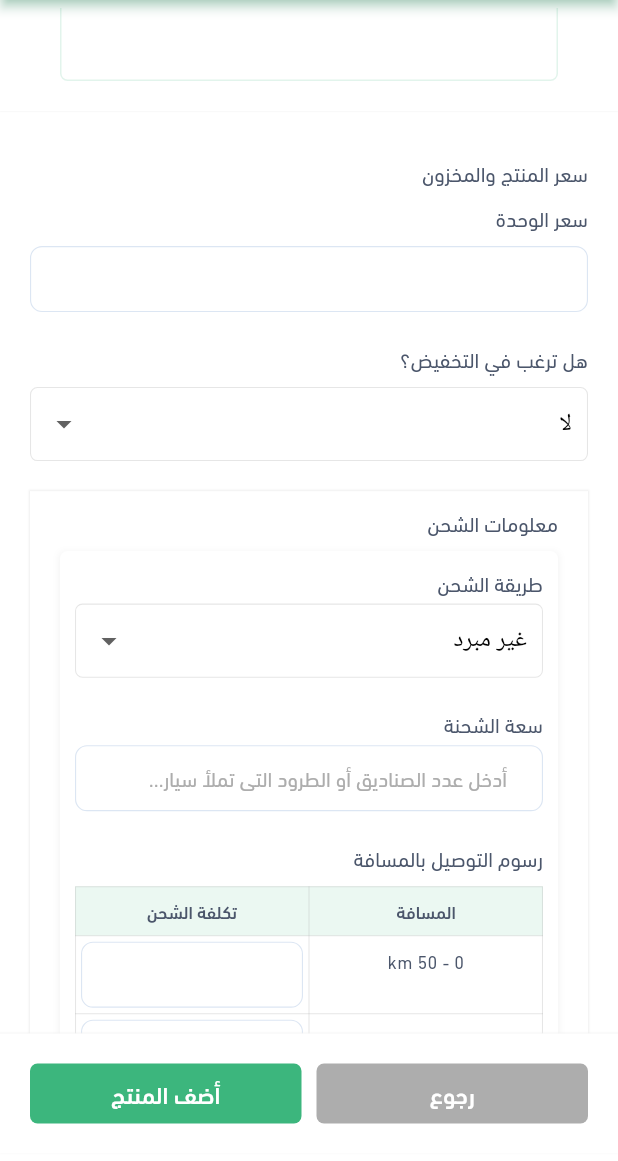
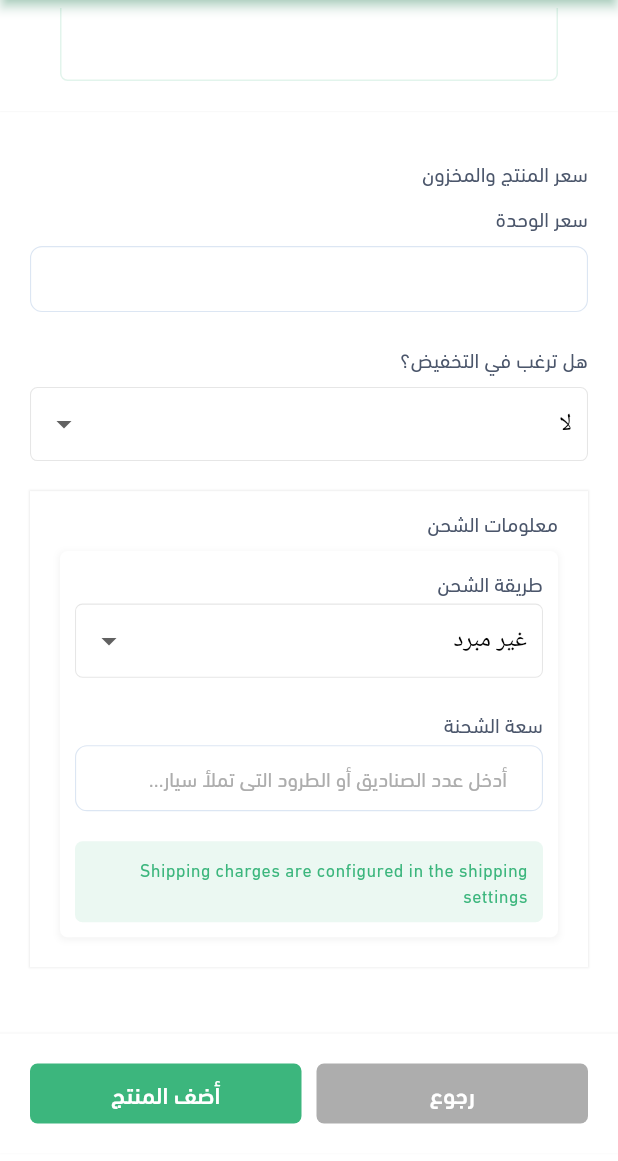
Before and after one commit to ahmed-shorbagy/Mazzrati-VendorApp-main, a Flutter app: the AddProductNextScreen screen opened directly, scrolled down 154 dp, on a phone screen of 412 x 824 dp, the part 75-1236 px from its top. Run offline on Flutter 3.47's test engine with Material 3 defaults, Android fonts, the phone set to English and light mode, and no system bars; our stand-ins replace barcode_widget, cached_network_image, carousel_slider, cloud_firestore, connectivity_plus, country_code_picker and 27 more; missing offline and left inert: autocomplete_textfield, esc_pos_utils, flutter_downloader, flutter_pos_printer_platform_image_3_sdt, open_file_manager, open_file_plus; accounts and stored records are empty; network calls fail; Roboto replaces fonts that are missing (TitilliumWeb).

Commit message:
Refactor shipping logic to centralize shipping ranges in ShippingController
Move the `ShippingRange` class and related methods (`initializeShippingRanges`, `getShippingRangesJson`, `setShippingRangePrice`) from `AddProductController` to `ShippingController` to centralize shipping range management. This change ensures consistency and reusability across the application.

Remove shipping range-related code from `AddProductController`, `AddProductNextScreen`, and `ShippingInfoWidget`. Update `ChooseShippingDialogWidget` to include the shipping ranges table and related logic, now managed by `ShippingController`.

This refactor improves code organization and prepares for future enhancements in shipping management.

```diff
--- a/lib/features/addProduct/controllers/add_product_controller.dart
+++ b/lib/features/addProduct/controllers/add_product_controller.dart
@@ -35,18 +35,6 @@ import 'package:mazzraati_vendor_app/localization/controllers/localization_contr
 import 'package:mazzraati_vendor_app/localization/language_constrants.dart';
 import 'package:mazzraati_vendor_app/main.dart';
 import 'package:provider/provider.dart';
-
-class ShippingRange {
-  final int startKm;
-  final int endKm;
-  final TextEditingController priceController;
-
-  ShippingRange({
-    required this.startKm,
-    required this.endKm,
-    required this.priceController,
-  });
-}
 
 class AddProductController extends ChangeNotifier {
   final AddProductServiceInterface shopServiceInterface;
@@ -216,9 +204,6 @@ class AddProductController extends ChangeNotifier {
 
   final TextEditingController unitQuantityController = TextEditingController();
 
-  List<ShippingRange> _shippingRanges = [];
-  List<ShippingRange> get shippingRanges => _shippingRanges;
-
   void setUnitQuantity(String value) {
     if (value.isNotEmpty) {
       try {
@@ -1789,41 +1774,6 @@ class AddProductController extends ChangeNotifier {
     notifyListeners();
   }
 
-  void initializeShippingRanges() {
-    _shippingRanges = [
-      ShippingRange(
-          startKm: 0, endKm: 50, priceController: TextEditingController()),
-      ShippingRange(
-          startKm: 51, endKm: 150, priceController: TextEditingController()),
-      ShippingRange(
-          startKm: 151, endKm: 350, priceController: TextEditingController()),
-      ShippingRange(
-          startKm: 351,
-          endKm: -1,
-          priceController: TextEditingController()), // -1 indicates unlimited
-    ];
-    notifyListeners();
-  }
-
-  Map<String, dynamic> getShippingRangesJson() {
-    return {
-      'shipping_ranges': _shippingRanges
-          .map((range) => {
-                'start_km': range.startKm,
-                'end_km': range.endKm,
-                'price': double.tryParse(range.priceController.text) ?? 0.0,
-              })
-          .toList(),
-    };
-  }
-
-  void setShippingRangePrice(int index, String price) {
-    if (index < _shippingRanges.length) {
-      _shippingRanges[index].priceController.text = price;
-      notifyListeners();
-    }
-  }
-
   @override
   void dispose() {
     discountController.dispose();
@@ -1838,9 +1788,6 @@ class AddProductController extends ChangeNotifier {
     volumeController.dispose();
     lengthController.dispose();
     pieceController.dispose();
-    for (var range in _shippingRanges) {
-      range.priceController.dispose();
-    }
     super.dispose();
   }
 }
--- a/lib/features/addProduct/widgets/shipping_info_widget.dart
+++ b/lib/features/addProduct/widgets/shipping_info_widget.dart
@@ -26,20 +26,6 @@ class ShippingInfoWidget extends StatefulWidget {
 
 class _ShippingInfoWidgetState extends State<ShippingInfoWidget> {
   @override
-  void initState() {
-    super.initState();
-    // Initialize shipping ranges in the next frame to avoid null check issues
-    WidgetsBinding.instance.addPostFrameCallback((_) {
-      if (mounted) {
-        final provider =
-            Provider.of<AddProductController>(context, listen: false);
-        if (provider.shippingRanges.isEmpty) {
-          provider.initializeShippingRanges();
-        }
-      }
-    });
-  }
-
   @override
   Widget build(BuildContext context) {
     return Consumer<AddProductController>(
@@ -147,70 +133,24 @@ class _ShippingInfoWidgetState extends State<ShippingInfoWidget> {
                     ),
                     const SizedBox(height: Dimensions.paddingSizeDefault),
 
-                    // Shipping Ranges Table
-                    Text(
-                      getTranslated('shipping_charges_by_distance', context)!,
-                      style: robotoRegular.copyWith(
-                        fontSize: Dimensions.fontSizeDefault,
-                        color: ColorResources.titleColor(context),
+                    // Note about shipping charges
+                    Container(
+                      padding:
+                          const EdgeInsets.all(Dimensions.paddingSizeSmall),
+                      decoration: BoxDecoration(
+                        color: Theme.of(context).primaryColor.withOpacity(0.1),
+                        borderRadius: BorderRadius.circular(
+                            Dimensions.paddingSizeExtraSmall),
+                      ),
+                      child: Text(
+                        getTranslated('shipping_charges_note', context) ??
+                            'Shipping charges are configured in the shipping settings',
+                        style: robotoRegular.copyWith(
+                          fontSize: Dimensions.fontSizeSmall,
+                          color: Theme.of(context).primaryColor,
+                        ),
                       ),
                     ),
-                    const SizedBox(height: Dimensions.paddingSizeSmall),
-                    if (resProvider.shippingRanges.isNotEmpty)
-                      Table(
-                        border: TableBorder.all(
-                          color: Theme.of(context).hintColor.withOpacity(.3),
-                          width: 0.7,
-                        ),
-                        children: [
-                          TableRow(
-                            decoration: BoxDecoration(
-                              color: Theme.of(context)
-                                  .primaryColor
-                                  .withOpacity(0.1),
-                            ),
-                            children: [
-                              _buildTableHeader(context,
-                                  getTranslated('distance_range', context)!),
-                              _buildTableHeader(context,
-                                  getTranslated('shipping_cost', context)!),
-                            ],
-                          ),
-                          ...resProvider.shippingRanges.map((range) {
-                            return TableRow(
-                              children: [
-                                _buildTableCell(
-                                  context,
-                                  '${range.startKm} - ${range.endKm == -1 ? '∞' : range.endKm} ${getTranslated('km', context) ?? 'km'}',
-                                ),
-                                Padding(
-                                  padding: const EdgeInsets.all(4.0),
-                                  child: CustomTextFieldWidget(
-                                    border: true,
-                                    controller: range.priceController,
-                                    textInputType: TextInputType.number,
-                                    textInputAction: TextInputAction.next,
-                                    isAmount: true,
-                                  ),
-                                ),
-                              ],
-                            );
-                          }),
-                        ],
-                      )
-                    else
-                      Center(
-                        child: Padding(
-                          padding:
-                              const EdgeInsets.all(Dimensions.paddingSizeSmall),
-                          child: Text(
-                            getTranslated(
-                                    'initializing_shipping_ranges', context) ??
-                                'Initializing shipping ranges...',
-                            style: robotoRegular,
-                          ),
-                        ),
-                      ),
                   ],
                 ),
               ),
@@ -221,32 +161,4 @@ class _ShippingInfoWidgetState extends State<ShippingInfoWidget> {
       ),
     );
   }
-
-  Widget _buildTableHeader(BuildContext context, String text) {
-    return Padding(
-      padding: const EdgeInsets.all(8.0),
-      child: Text(
-        text,
-        style: robotoMedium.copyWith(
-          fontSize: Dimensions.fontSizeSmall,
-          color: ColorResources.titleColor(context),
-        ),
-        textAlign: TextAlign.center,
-      ),
-    );
-  }
-
-  Widget _buildTableCell(BuildContext context, String text) {
-    return Padding(
-      padding: const EdgeInsets.all(8.0),
-      child: Text(
-        text,
-        style: robotoRegular.copyWith(
-          fontSize: Dimensions.fontSizeSmall,
-          color: ColorResources.titleColor(context),
-        ),
-        textAlign: TextAlign.center,
-      ),
-    );
-  }
 }
```
Also changed, not shown: lib/features/addProduct/screens/add_product_next_screen.dart (+0 -15 lines), lib/features/settings/widgets/choose_shipping_dialog_widget.dart (+142 -77 lines), lib/features/shipping/controllers/shipping_controller.dart (+64 -6 lines).
